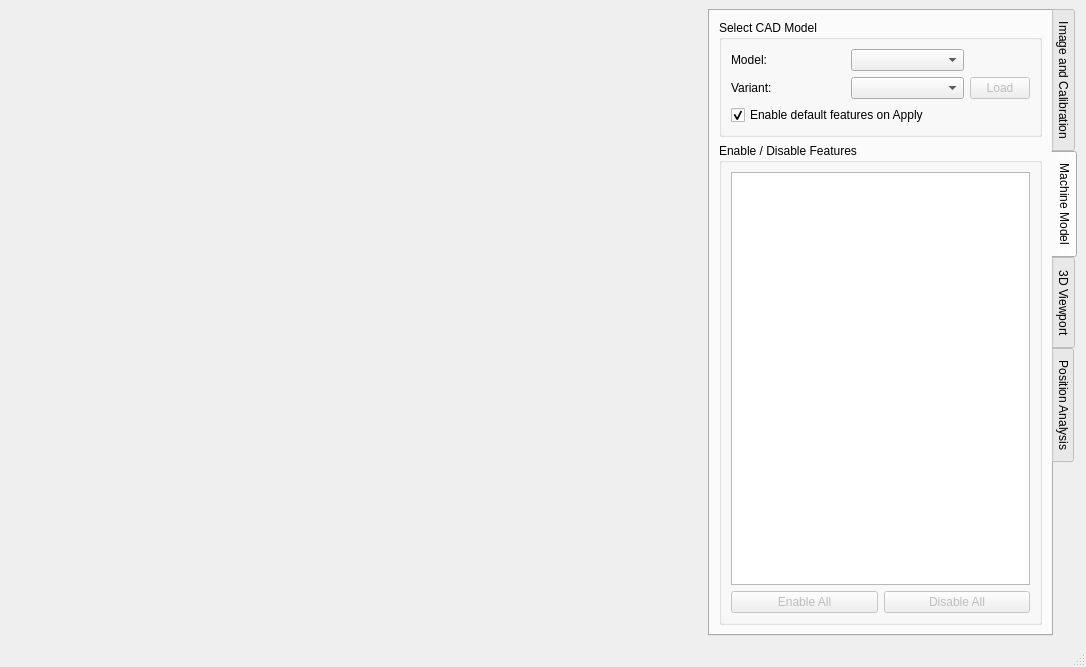
Before: the Qt Designer form calcam/gui/qt_designer_files/image_analyser.ui in euratom-software/calcam, drawn with Qt 5.
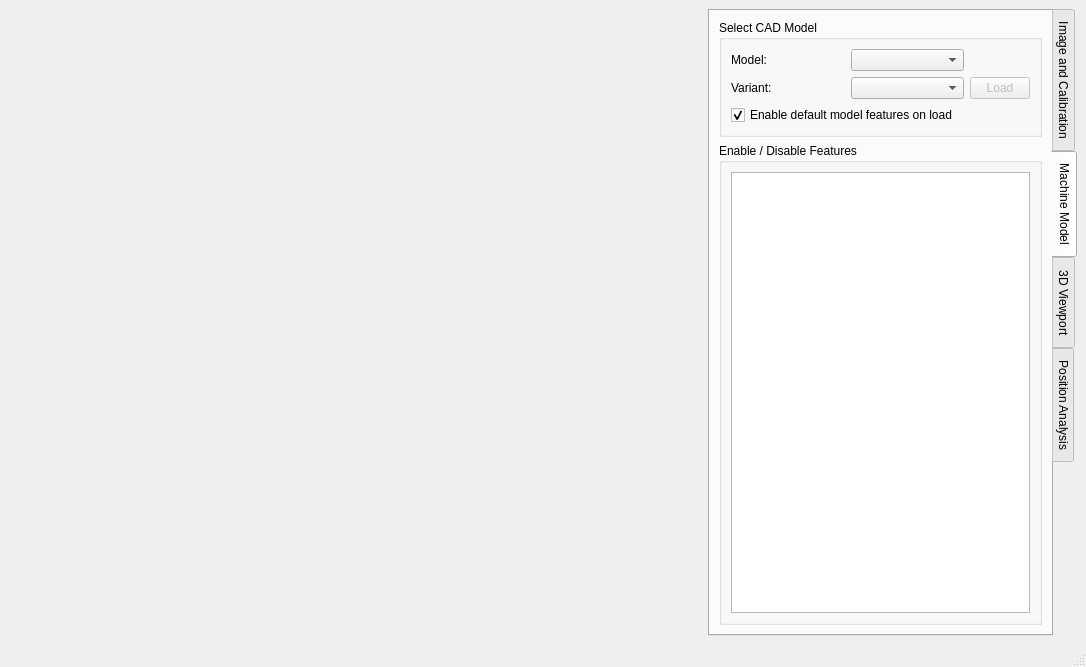
After: the same form once the commit is applied. The open tabs and pages were chosen to show the change.

```diff
--- a/calcam/gui/qt_designer_files/image_analyser.ui
+++ b/calcam/gui/qt_designer_files/image_analyser.ui
@@ -430,7 +430,7 @@
            <item row="6" column="0" colspan="2">
             <widget class="QCheckBox" name="cad_auto_load">
              <property name="text">
-              <string>Enable default features on Apply</string>
+              <string>Enable default model features on load</string>
              </property>
              <property name="checked">
               <bool>true</bool>
@@ -452,26 +452,6 @@
            <string>Enable / Disable Features</string>
           </property>
           <layout class="QGridLayout" name="gridLayout_4">
-           <item row="1" column="0">
-            <widget class="QPushButton" name="enable_all_button">
-             <property name="enabled">
-              <bool>false</bool>
-             </property>
-             <property name="text">
-              <string>Enable All</string>
-             </property>
-            </widget>
-           </item>
-           <item row="1" column="1">
-            <widget class="QPushButton" name="disable_all_button">
-             <property name="enabled">
-              <bool>false</bool>
-             </property>
-             <property name="text">
-              <string>Disable All</string>
-             </property>
-            </widget>
-           </item>
            <item row="0" column="0" colspan="2">
             <widget class="QTreeWidget" name="feature_tree">
              <property name="selectionMode">
```
